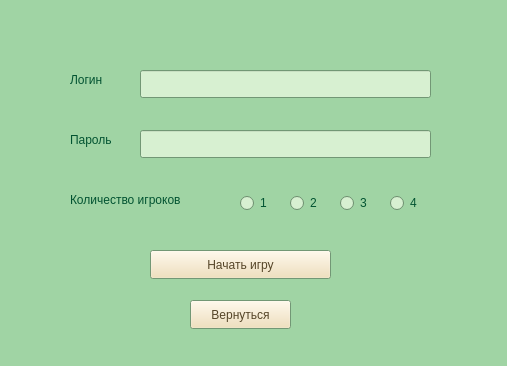
Before: the Qt Designer form newgamewindow.ui in Saham9tka/for_bots, drawn with Qt 5.
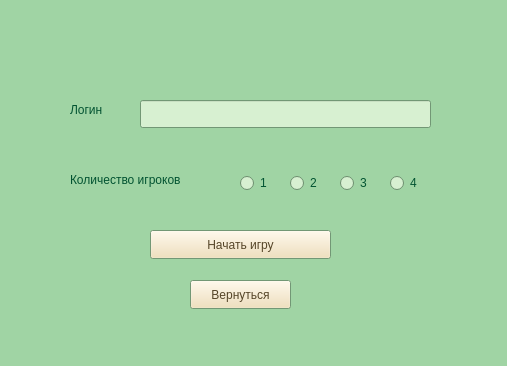
After: the same form once the commit is applied.

Commit message: deleted password input

Diff of the .ui file:
```diff
--- a/newgamewindow.ui
+++ b/newgamewindow.ui
@@ -315,7 +315,7 @@
    <property name="geometry">
     <rect>
      <x>140</x>
-     <y>70</y>
+     <y>100</y>
      <width>291</width>
      <height>28</height>
     </rect>
@@ -325,7 +325,7 @@
    <property name="geometry">
     <rect>
      <x>70</x>
-     <y>70</y>
+     <y>100</y>
      <width>63</width>
      <height>20</height>
     </rect>
@@ -334,34 +334,11 @@
     <string>Логин</string>
    </property>
   </widget>
-  <widget class="QLineEdit" name="startGamePassword">
-   <property name="geometry">
-    <rect>
-     <x>140</x>
-     <y>130</y>
-     <width>291</width>
-     <height>28</height>
-    </rect>
-   </property>
-  </widget>
-  <widget class="QLabel" name="label_2">
-   <property name="geometry">
-    <rect>
-     <x>70</x>
-     <y>130</y>
-     <width>63</width>
-     <height>20</height>
-    </rect>
-   </property>
-   <property name="text">
-    <string>Пароль</string>
-   </property>
-  </widget>
   <widget class="QPushButton" name="startGameButton">
    <property name="geometry">
     <rect>
      <x>150</x>
-     <y>250</y>
+     <y>230</y>
      <width>181</width>
      <height>29</height>
     </rect>
@@ -374,7 +351,7 @@
    <property name="geometry">
     <rect>
      <x>240</x>
-     <y>190</y>
+     <y>170</y>
      <width>41</width>
      <height>26</height>
     </rect>
@@ -387,7 +364,7 @@
    <property name="geometry">
     <rect>
      <x>290</x>
-     <y>190</y>
+     <y>170</y>
      <width>41</width>
      <height>26</height>
     </rect>
@@ -400,7 +377,7 @@
    <property name="geometry">
     <rect>
      <x>340</x>
-     <y>190</y>
+     <y>170</y>
      <width>41</width>
      <height>26</height>
     </rect>
@@ -413,7 +390,7 @@
    <property name="geometry">
     <rect>
      <x>390</x>
-     <y>190</y>
+     <y>170</y>
      <width>41</width>
      <height>26</height>
     </rect>
@@ -432,7 +409,7 @@
    <property name="geometry">
     <rect>
      <x>70</x>
-     <y>190</y>
+     <y>170</y>
      <width>141</width>
      <height>20</height>
     </rect>
@@ -445,7 +422,7 @@
    <property name="geometry">
     <rect>
      <x>190</x>
-     <y>300</y>
+     <y>280</y>
      <width>101</width>
      <height>29</height>
     </rect>
```
The commit also changes 6 other files.
